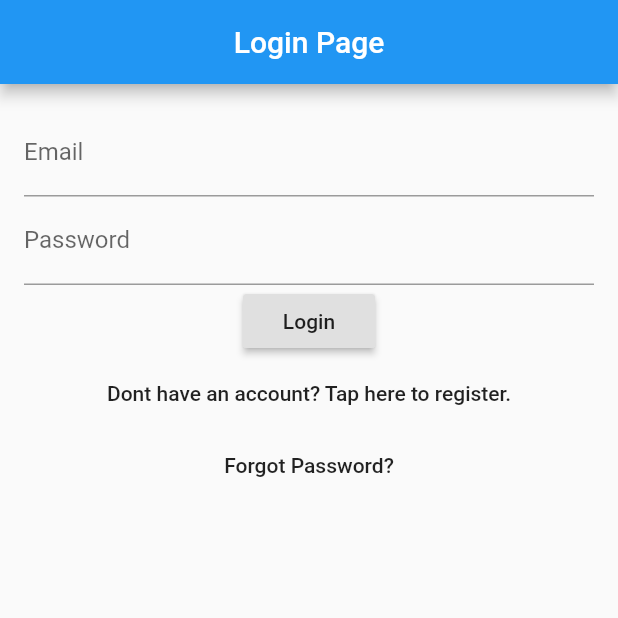
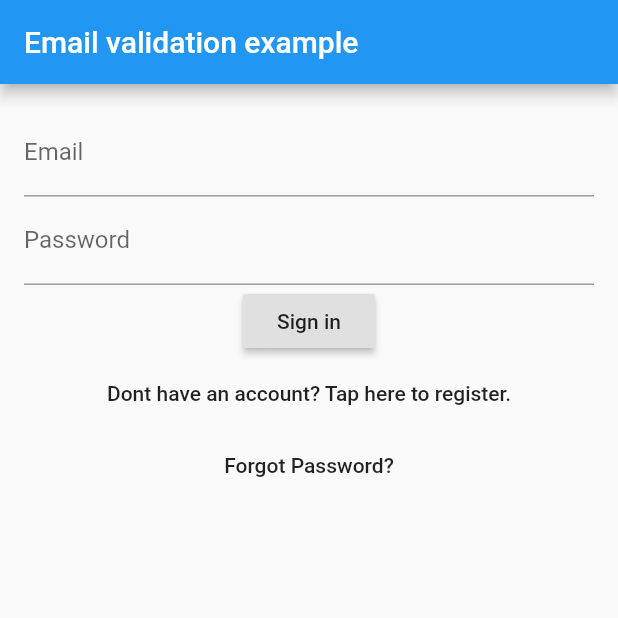
Before and after one commit to welmahjoub/privatenanny_flutter, a Flutter app: the screen it shows after launch, on a phone screen of 412 x 824 dp, the top half of it. Run offline on Flutter 3.47's test engine with Material 2 defaults, Android fonts, the phone set to English and light mode, and no system bars; our stand-ins replace avatar_glow, email_validator, firebase_auth, firebase_core, speech_to_text; accounts and stored records are empty.

```diff
--- a/lib/main.dart
+++ b/lib/main.dart
@@ -1,7 +1,6 @@
 import 'package:firebase_core/firebase_core.dart';
 import 'package:flutter/material.dart';
-import 'package:private_nanny/page/contact.dart';
-import 'package:private_nanny/page/login.dart';
+import 'package:private_nanny/page/loginPage.dart';
 
 void main() async {
   WidgetsFlutterBinding.ensureInitialized();
--- a/lib/page/login.dart
+++ /dev/null
@@ -1,176 +0,0 @@
-import 'package:flutter/material.dart';
-import 'package:private_nanny/model/utilisateur.dart';
-import 'package:private_nanny/page/passwordForgot_page.dart';
-import 'package:private_nanny/service/serviceBackend.dart';
-
-import 'home.dart';
-import '../service/auth.dart';
-
-class LoginPage extends StatefulWidget {
-  @override
-  State<StatefulWidget> createState() => new _LoginPageState();
-}
-
-// Used for controlling whether the user is loggin or creating an account
-enum FormType { login, register }
-
-class _LoginPageState extends State<LoginPage> {
-  final TextEditingController _emailFilter = new TextEditingController();
-  final TextEditingController _passwordFilter = new TextEditingController();
-  String _email = "";
-  String _password = "";
-  FormType _form = FormType.login;
-
-  _LoginPageState() {
-    _emailFilter.addListener(_emailListen);
-    _passwordFilter.addListener(_passwordListen);
-  }
-
-  void _emailListen() {
-    if (_emailFilter.text.isEmpty) {
-      _email = "";
-    } else {
-      _email = _emailFilter.text;
-    }
-  }
-
-  void _passwordListen() {
-    if (_passwordFilter.text.isEmpty) {
-      _password = "";
-    } else {
-      _password = _passwordFilter.text;
-    }
-  }
-
-  // Swap in between our two forms, registering and logging in
-  void _formChange() async {
-    setState(() {
-      if (_form == FormType.register) {
-        _form = FormType.login;
-      } else {
-        _form = FormType.register;
-      }
-    });
-  }
-
-  @override
-  Widget build(BuildContext context) {
-    return new Scaffold(
-      appBar: _buildBar(context),
-      body: new Container(
-        padding: EdgeInsets.all(16.0),
-        child: new Column(
-          children: <Widget>[
-            _buildTextFields(),
-            _buildButtons(),
-          ],
-        ),
-      ),
-    );
-  }
-
-  Widget _buildBar(BuildContext context) {
-    return new AppBar(
-      title: new Text("Login Page"),
-      centerTitle: true,
-    );
-  }
-
-  Widget _buildTextFields() {
-    return new Container(
-      child: new Column(
-        children: <Widget>[
-          new Container(
-            child: new TextField(
-              controller: _emailFilter,
-              decoration: new InputDecoration(labelText: 'Email'),
-            ),
-          ),
-          new Container(
-            child: new TextField(
-              controller: _passwordFilter,
-              decoration: new InputDecoration(labelText: 'Password'),
-              obscureText: true,
-            ),
-          )
-        ],
-      ),
-    );
-  }
-
-  Widget _buildButtons() {
-    if (_form == FormType.login) {
-      return new Container(
-        child: new Column(
-          children: <Widget>[
-            new RaisedButton(
-              child: new Text('Login'),
-              onPressed: _loginPressed,
-            ),
-            new FlatButton(
-              child: new Text('Dont have an account? Tap here to register.'),
-              onPressed: _formChange,
-            ),
-            new FlatButton(
-              child: new Text('Forgot Password?'),
-              onPressed: _passwordReset,
-            )
-          ],
-        ),
-      );
-    } else {
-      return new Container(
-        child: new Column(
-          children: <Widget>[
-            new RaisedButton(
-              child: new Text('Create an Account'),
-              onPressed: _createAccountPressed,
-            ),
-            new FlatButton(
-              child: new Text('Have an account? Click here to login.'),
-              onPressed: _formChange,
-            )
-          ],
-        ),
-      );
-    }
-  }
-
-  void _loginPressed() {
-    AuthService _service = AuthService();
-
-    _service.login(_email, _password).then((value) => {
-          if (value != null)
-            {
-              Navigator.push(context,
-                  MaterialPageRoute(builder: (context) => HomeScreen()))
-            }
-        });
-    print('The user wants to login with $_email and $_password');
-  }
-
-  void _createAccountPressed() {
-    print('The user wants to create an accoutn with $_email and $_password');
-    AuthService _authService = AuthService();
-
-    _authService
-        .create(_email, _password)
-        .then((value) => {if (value != null) login_proxy()});
-  }
-
-  void login_proxy() {
-    ServiceBackend back = ServiceBackend();
-    back
-        .createUser(Utilisateur(_email, _email, "1234567890", _email))
-        .then((value) => print(value.statusCode));
-
-    Navigator.push(
-        context, MaterialPageRoute(builder: (context) => HomeScreen()));
-  }
-
-  void _passwordReset() {
-    print("The user wants a password reset request sent to $_email");
-    Navigator.push(
-        context, MaterialPageRoute(builder: (context) => ForgotPwd()));
-  }
-}
--- /dev/null
+++ b/lib/page/loginPage.dart
@@ -0,0 +1,100 @@
+import 'package:flutter/material.dart';
+import 'package:email_validator/email_validator.dart';
+import 'package:private_nanny/page/passwordForgot_page.dart';
+import 'package:private_nanny/page/registerPage.dart';
+import 'package:private_nanny/service/auth.dart';
+
+import 'home.dart';
+
+class LoginPage extends StatefulWidget {
+  @override
+  _LoginPageState createState() => _LoginPageState();
+}
+
+class _LoginPageState extends State<LoginPage> {
+  final formKey = GlobalKey<FormState>();
+  final scaffoldKey = GlobalKey<ScaffoldState>();
+
+  String _email;
+  String _password;
+
+  void _submitCommand() {
+    final form = formKey.currentState;
+
+    if (form.validate()) {
+      form.save();
+      _loginPressed();
+    }
+  }
+
+  @override
+  Widget build(BuildContext context) {
+    return Scaffold(
+      key: scaffoldKey,
+      appBar: AppBar(
+        title: Text('Email validation example'),
+      ),
+      body: Padding(
+        padding: const EdgeInsets.all(16.0),
+        child: Form(
+          key: formKey,
+          child: Column(
+            children: [
+              TextFormField(
+                decoration: InputDecoration(labelText: 'Email'),
+                validator: (val) => !EmailValidator.validate(val, true)
+                    ? 'Not a valid email.'
+                    : null,
+                onSaved: (val) => _email = val,
+              ),
+              TextFormField(
+                decoration: InputDecoration(labelText: 'Password'),
+                validator: (val) =>
+                    val.length < 4 ? 'Password too short..' : null,
+                onSaved: (val) => _password = val,
+                obscureText: true,
+              ),
+              RaisedButton(
+                onPressed: _submitCommand,
+                child: Text('Sign in'),
+              ),
+              new FlatButton(
+                child: new Text('Dont have an account? Tap here to register.'),
+                onPressed: _redirectToRegisterPage,
+              ),
+              new FlatButton(
+                child: new Text('Forgot Password?'),
+                onPressed: _passwordReset,
+              )
+            ],
+          ),
+        ),
+      ),
+    );
+  }
+
+  void _loginPressed() {
+    AuthService _service = AuthService();
+
+    _service.login(_email, _password).then((value) => {
+          if (value != null)
+            {
+              Navigator.push(context,
+                  MaterialPageRoute(builder: (context) => HomeScreen()))
+            }
+        });
+
+    print('The user wants to login with $_email and $_password');
+  }
+
+  void _passwordReset() {
+    print("The user wants a password reset request sent to $_email");
+    Navigator.push(
+        context, MaterialPageRoute(builder: (context) => ForgotPwd()));
+  }
+
+  void _redirectToRegisterPage() {
+    Navigator.push(
+        context, MaterialPageRoute(builder: (context) => RegisterPage()));
+  }
+}
--- a/lib/page/passwordForgot_page.dart
+++ b/lib/page/passwordForgot_page.dart
@@ -6,7 +6,7 @@ class ForgotPwd extends StatelessWidget {
   Widget build(BuildContext context) {
     return new Scaffold(
       appBar: AppBar(
-        title: Text('Enter your email to reset password'),
+        title: Text('Reset password'),
       ),
       body: new Center(
         child: new Column(
--- a/pubspec.yaml
+++ b/pubspec.yaml
@@ -30,7 +30,7 @@ dependencies:
   cupertino_icons: ^1.0.2
   http: ^0.12.2
   intl: ^0.16.1
-
+  email_validator: '^1.0.6'
 
 dev_dependencies:
   flutter_test:
```
Also changed, not shown: lib/page/contact.dart (+7 -11 lines), lib/page/group.dart (+9 -12 lines), lib/page/home.dart (+2 -16 lines), lib/page/registerPage.dart (added, +102 -0 lines), lib/page/widgets.dart (+14 -17 lines), pubspec.lock.
